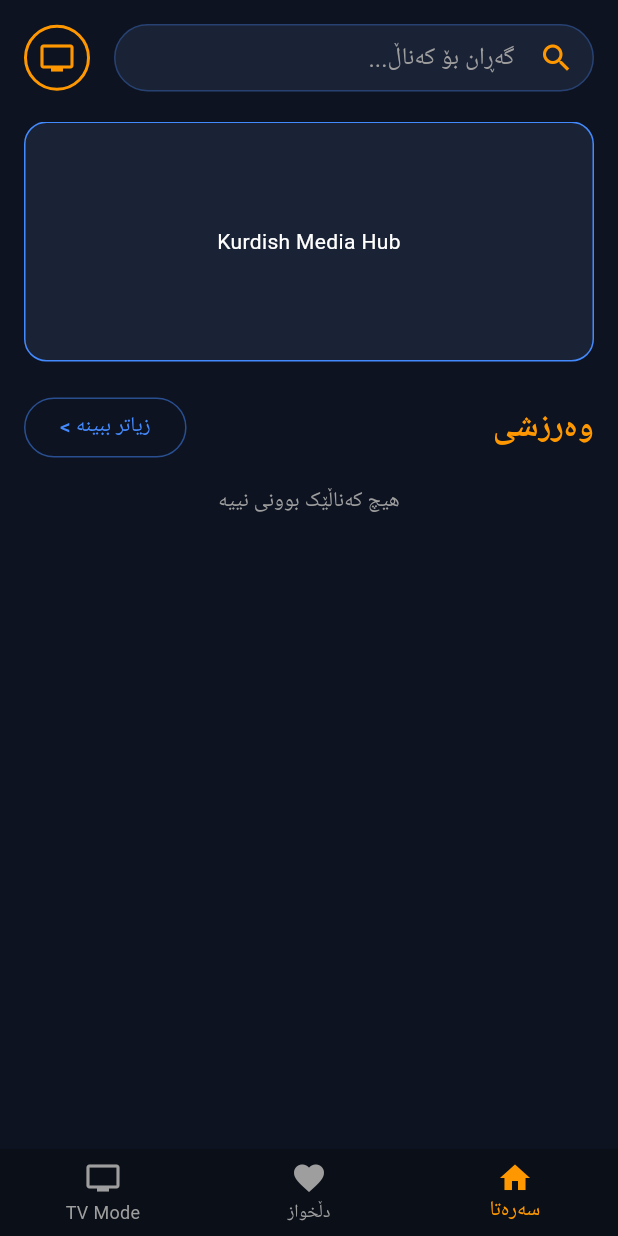
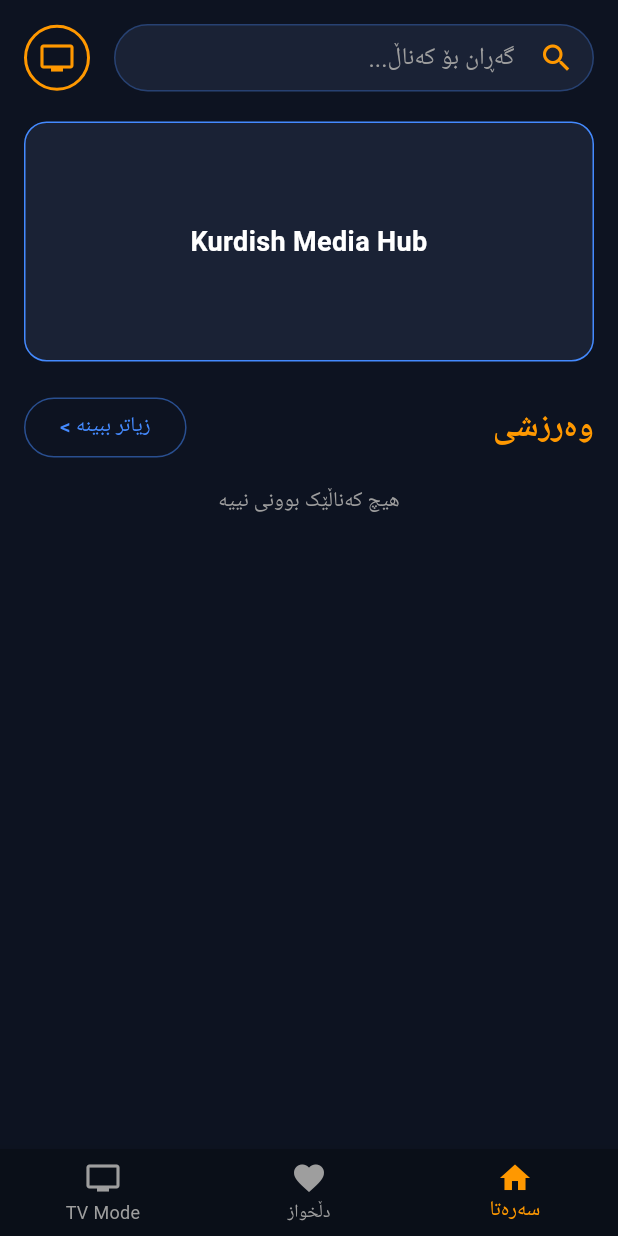
Before and after one commit to ordarat/ibrahim-tv, a Flutter app: the screen it shows after launch, on a phone screen of 412 x 824 dp. Run offline on Flutter 3.47's test engine with Material 3 defaults, Android fonts, the phone set to English and light mode, and no system bars; drawn by our look-alikes of carousel_slider; our stand-ins replace chewie, cloud_firestore, firebase_core, video_player; accounts and stored records are empty.

Commit message:
Update home_screen.dart

```diff
--- a/lib/screens/home_screen.dart
+++ b/lib/screens/home_screen.dart
@@ -1,6 +1,4 @@
-// تێبینی بکە لێرەدا وشەی hide CarouselController مان زیادکردووە بۆ چارەسەری کێشەی یەکەم
-import 'package:flutter/material.dart' hide CarouselController;
-import 'package:carousel_slider/carousel_slider.dart';
+import 'package:flutter/material.dart';
 import 'package:cloud_firestore/cloud_firestore.dart';
 import '../widgets/channel_card.dart';
 import 'player_screen.dart';
@@ -37,22 +35,38 @@
                           border: Border.all(color: Colors.blueAccent.withOpacity(0.3)),
                         ),
                         child: const TextField(
-                          decoration: InputDecoration(hintText: 'گەڕان بۆ کەناڵ...', hintStyle: TextStyle(color: Colors.grey), border: InputBorder.none, prefixIcon: Icon(Icons.search, color: Colors.orange), contentPadding: EdgeInsets.symmetric(horizontal: 16, vertical: 10)),
+                          decoration: InputDecoration(
+                            hintText: 'گەڕان بۆ کەناڵ...',
+                            hintStyle: TextStyle(color: Colors.grey),
+                            border: InputBorder.none,
+                            prefixIcon: Icon(Icons.search, color: Colors.orange),
+                            contentPadding: EdgeInsets.symmetric(horizontal: 16, vertical: 10)
+                          ),
                         ),
                       ),
                     ),
                     const SizedBox(width: 16),
-                    Container(padding: const EdgeInsets.all(8), decoration: BoxDecoration(shape: BoxShape.circle, border: Border.all(color: Colors.orange, width: 2)), child: const Icon(Icons.tv, color: Colors.orange, size: 24)),
+                    Container(
+                      padding: const EdgeInsets.all(8),
+                      decoration: BoxDecoration(shape: BoxShape.circle, border: Border.all(color: Colors.orange, width: 2)),
+                      child: const Icon(Icons.tv, color: Colors.orange, size: 24)
+                    ),
                   ],
                 ),
                 const SizedBox(height: 20),
 
-                // سڵایدەر
-                CarouselSlider(
-                  options: CarouselOptions(height: 160.0, enlargeCenterPage: true, autoPlay: true, aspectRatio: 16 / 9, autoPlayCurve: Curves.fastOutSlowIn, enableInfiniteScroll: true, autoPlayAnimationDuration: const Duration(milliseconds: 800), viewportFraction: 1.0),
-                  items: [
-                    Container(decoration: BoxDecoration(borderRadius: BorderRadius.circular(15), border: Border.all(color: Colors.blueAccent), color: const Color(0xFF1A2235)), child: const Center(child: Text('Kurdish Media Hub', style: TextStyle(color: Colors.white)))),
-                  ],
+                // وێنەی ڕیکلامی جێگیر (لەبری سڵایدەر کە کێشەی دروست کردبوو)
+                Container(
+                  height: 160.0,
+                  width: double.infinity,
+                  decoration: BoxDecoration(
+                    borderRadius: BorderRadius.circular(15),
+                    border: Border.all(color: Colors.blueAccent),
+                    color: const Color(0xFF1A2235)
+                  ),
+                  child: const Center(
+                    child: Text('Kurdish Media Hub', style: TextStyle(color: Colors.white, fontSize: 18, fontWeight: FontWeight.bold))
+                  )
                 ),
                 const SizedBox(height: 20),
 
@@ -63,15 +77,24 @@
                 StreamBuilder<QuerySnapshot>(
                   stream: FirebaseFirestore.instance.collection('channels').orderBy('created_at', descending: true).snapshots(),
                   builder: (context, snapshot) {
-                    if (snapshot.connectionState == ConnectionState.waiting) return const Center(child: CircularProgressIndicator(color: Colors.orange));
-                    if (!snapshot.hasData || snapshot.data!.docs.isEmpty) return const Center(child: Text('هیچ کەناڵێک بوونی نییە', style: TextStyle(color: Colors.grey)));
+                    if (snapshot.connectionState == ConnectionState.waiting) {
+                      return const Center(child: CircularProgressIndicator(color: Colors.orange));
+                    }
+                    if (!snapshot.hasData || snapshot.data!.docs.isEmpty) {
+                      return const Center(child: Text('هیچ کەناڵێک بوونی نییە', style: TextStyle(color: Colors.grey)));
+                    }
 
                     var channels = snapshot.data!.docs;
 
                     return GridView.builder(
                       shrinkWrap: true,
                       physics: const NeverScrollableScrollPhysics(),
-                      gridDelegate: const SliverGridDelegateWithFixedCrossAxisCount(crossAxisCount: 3, crossAxisSpacing: 12, mainAxisSpacing: 12, childAspectRatio: 0.85),
+                      gridDelegate: const SliverGridDelegateWithFixedCrossAxisCount(
+                        crossAxisCount: 3,
+                        crossAxisSpacing: 12,
+                        mainAxisSpacing: 12,
+                        childAspectRatio: 0.85
+                      ),
                       itemCount: channels.length,
                       itemBuilder: (context, index) {
                         var channelData = channels[index].data() as Map<String, dynamic>;
@@ -79,7 +102,6 @@
                           onTap: () {
                             Navigator.push(context, MaterialPageRoute(builder: (context) => PlayerScreen(channelName: channelData['name'] ?? 'کەناڵ', streamUrl: channelData['stream_url'] ?? '')));
                           },
-                          // لێرەدا چارەسەری کێشەی دووەممان کرد، logoUrl مان نارد
                           child: ChannelCard(
                             channelName: channelData['name'] ?? '',
                             logoUrl: channelData['logo_url'] ?? '',
@@ -116,7 +138,14 @@
       mainAxisAlignment: MainAxisAlignment.spaceBetween,
       children: [
         Text(title, style: const TextStyle(fontSize: 22, fontWeight: FontWeight.bold, color: Colors.orange)),
-        OutlinedButton(onPressed: () {}, style: OutlinedButton.styleFrom(side: BorderSide(color: Colors.blueAccent.withOpacity(0.5)), shape: RoundedRectangleBorder(borderRadius: BorderRadius.circular(20))), child: const Text('زیاتر ببینە >', style: TextStyle(color: Colors.blueAccent)))
+        OutlinedButton(
+          onPressed: () {},
+          style: OutlinedButton.styleFrom(
+            side: BorderSide(color: Colors.blueAccent.withOpacity(0.5)),
+            shape: RoundedRectangleBorder(borderRadius: BorderRadius.circular(20))
+          ),
+          child: const Text('زیاتر ببینە >', style: TextStyle(color: Colors.blueAccent))
+        )
       ],
     );
   }
```
